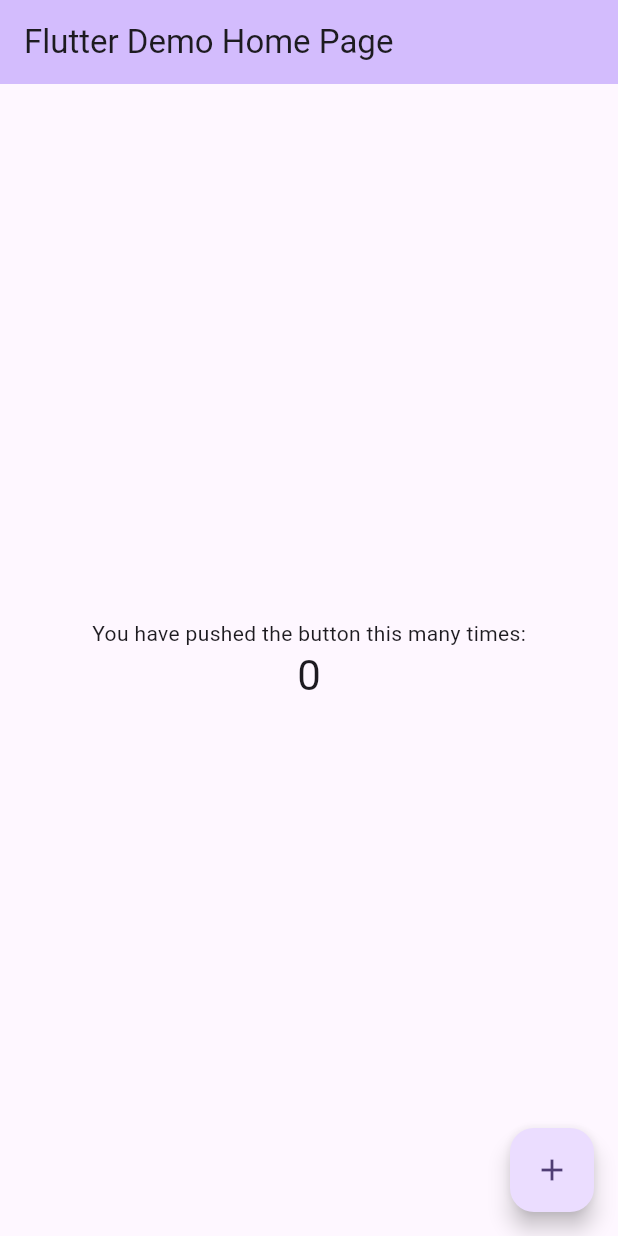
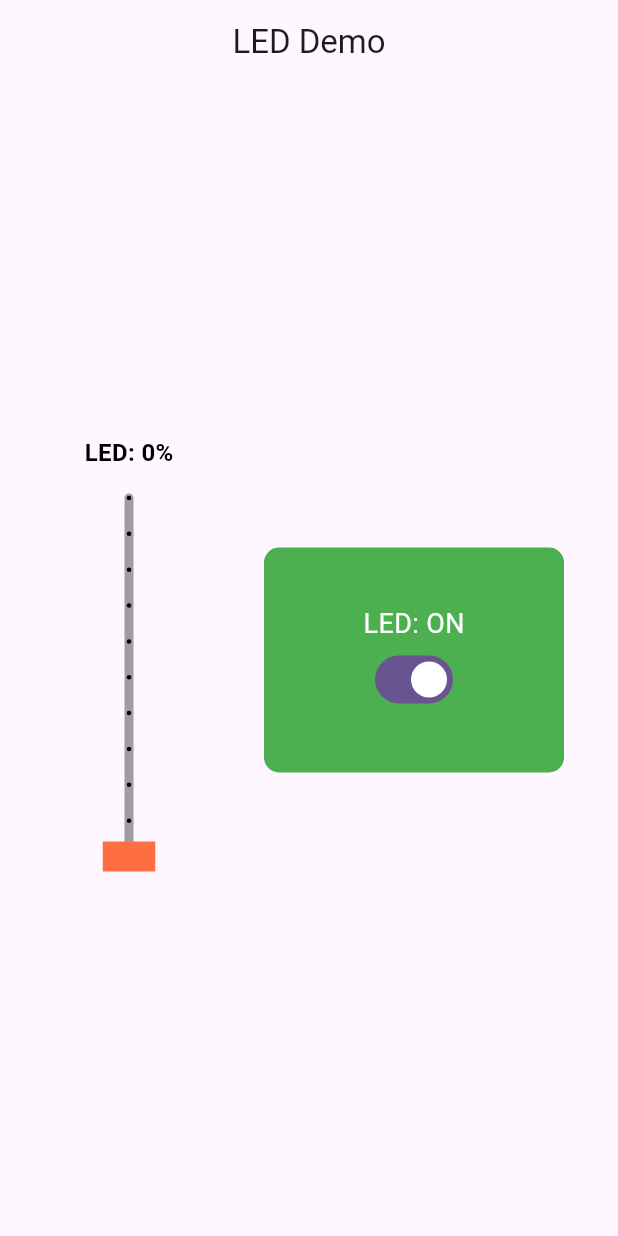
Before and after one commit to AllyTechEngineering/led_on_off_pwm, a Flutter app: the screen it shows after launch, on a phone screen of 412 x 824 dp. Run offline on Flutter 3.47's test engine with Material 3 defaults, Android fonts, the phone set to English and light mode, and no system bars; our stand-ins replace bloc, equatable, flutter_bloc; missing offline and left inert: dart_periphery.

Commit message:
refactored main and changed the name of the on and off cubit

```diff
--- a/lib/bloc/on_off_cubit/on_off_cubit.dart
+++ b/lib/bloc/on_off_cubit/on_off_cubit.dart
@@ -3,10 +3,10 @@ import 'package:equatable/equatable.dart';
 import 'package:led_on_off_pwm/services/pwm_service.dart';
 part 'on_off_state.dart';
 
-class PwmOnOffCubit extends Cubit<OnOffState> {
+class OnOffCubit extends Cubit<OnOffState> {
   final PwmService pwmService;
 
-  PwmOnOffCubit(this.pwmService) : super(const OnOffState());
+  OnOffCubit(this.pwmService) : super(const OnOffState());
 
   void toggleSwitch() {
     pwmService.pwmSystemOnOff();
--- a/lib/main.dart
+++ b/lib/main.dart
@@ -1,13 +1,27 @@
 import 'package:flutter/material.dart';
+import 'package:flutter_bloc/flutter_bloc.dart';
+import 'package:led_on_off_pwm/bloc/on_off_cubit/on_off_cubit.dart';
+import 'package:led_on_off_pwm/bloc/slider_cubit/slider_cubit.dart';
+import 'package:led_on_off_pwm/screens/home_screen.dart';
+import 'package:led_on_off_pwm/services/pwm_service.dart';
 
 void main() {
-  runApp(const MyApp());
+  final PwmService pwmService = PwmService();
+
+  runApp(
+    MultiBlocProvider(
+      providers: [
+        BlocProvider(create: (context) => SliderCubit(pwmService)),
+        BlocProvider(create: (context) => OnOffCubit(pwmService)),
+      ],
+      child: const MyApp(),
+    ),
+  );
 }
 
 class MyApp extends StatelessWidget {
   const MyApp({super.key});
 
-  // This widget is the root of your application.
   @override
   Widget build(BuildContext context) {
     return MaterialApp(
@@ -15,93 +29,7 @@ class MyApp extends StatelessWidget {
       theme: ThemeData(
         colorScheme: ColorScheme.fromSeed(seedColor: Colors.deepPurple),
       ),
-      home: const MyHomePage(title: 'Flutter Demo Home Page'),
+      home: const HomeScreen(),
     );
   }
 }
-
-class MyHomePage extends StatefulWidget {
-  const MyHomePage({super.key, required this.title});
-
-  // This widget is the home page of your application. It is stateful, meaning
-  // that it has a State object (defined below) that contains fields that affect
-  // how it looks.
-
-  // This class is the configuration for the state. It holds the values (in this
-  // case the title) provided by the parent (in this case the App widget) and
-  // used by the build method of the State. Fields in a Widget subclass are
-  // always marked "final".
-
-  final String title;
-
-  @override
-  State<MyHomePage> createState() => _MyHomePageState();
-}
-
-class _MyHomePageState extends State<MyHomePage> {
-  int _counter = 0;
-
-  void _incrementCounter() {
-    setState(() {
-      // This call to setState tells the Flutter framework that something has
-      // changed in this State, which causes it to rerun the build method below
-      // so that the display can reflect the updated values. If we changed
-      // _counter without calling setState(), then the build method would not be
-      // called again, and so nothing would appear to happen.
-      _counter++;
-    });
-  }
-
-  @override
-  Widget build(BuildContext context) {
-    // This method is rerun every time setState is called, for instance as done
-    // by the _incrementCounter method above.
-    //
-    // The Flutter framework has been optimized to make rerunning build methods
-    // fast, so that you can just rebuild anything that needs updating rather
-    // than having to individually change instances of widgets.
-    return Scaffold(
-      appBar: AppBar(
-        // TRY THIS: Try changing the color here to a specific color (to
-        // Colors.amber, perhaps?) and trigger a hot reload to see the AppBar
-        // change color while the other colors stay the same.
-        backgroundColor: Theme.of(context).colorScheme.inversePrimary,
-        // Here we take the value from the MyHomePage object that was created by
-        // the App.build method, and use it to set our appbar title.
-        title: Text(widget.title),
-      ),
-      body: Center(
-        // Center is a layout widget. It takes a single child and positions it
-        // in the middle of the parent.
-        child: Column(
-          // Column is also a layout widget. It takes a list of children and
-          // arranges them vertically. By default, it sizes itself to fit its
-          // children horizontally, and tries to be as tall as its parent.
-          //
-          // Column has various properties to control how it sizes itself and
-          // how it positions its children. Here we use mainAxisAlignment to
-          // center the children vertically; the main axis here is the vertical
-          // axis because Columns are vertical (the cross axis would be
-          // horizontal).
-          //
-          // TRY THIS: Invoke "debug painting" (choose the "Toggle Debug Paint"
-          // action in the IDE, or press "p" in the console), to see the
-          // wireframe for each widget.
-          mainAxisAlignment: MainAxisAlignment.center,
-          children: <Widget>[
-            const Text('You have pushed the button this many times:'),
-            Text(
-              '$_counter',
-              style: Theme.of(context).textTheme.headlineMedium,
-            ),
-          ],
-        ),
-      ),
-      floatingActionButton: FloatingActionButton(
-        onPressed: _incrementCounter,
-        tooltip: 'Increment',
-        child: const Icon(Icons.add),
-      ), // This trailing comma makes auto-formatting nicer for build methods.
-    );
-  }
-}
--- a/lib/screens/home_screen.dart
+++ b/lib/screens/home_screen.dart
@@ -0,0 +1,54 @@
+import 'package:flutter/material.dart';
+import 'package:flutter_bloc/flutter_bloc.dart';
+import 'package:led_on_off_pwm/bloc/slider_cubit/slider_cubit.dart';
+import 'package:led_on_off_pwm/services/pwm_service.dart';
+import 'package:led_on_off_pwm/widgets/slide_switch.dart';
+import 'package:led_on_off_pwm/widgets/toggle_switch.dart';
+
+class HomeScreen extends StatelessWidget {
+  const HomeScreen({super.key});
+
+  @override
+  Widget build(BuildContext context) {
+    return BlocProvider(
+      create: (context) => SliderCubit(PwmService()),
+      child: Scaffold(
+        appBar: AppBar(
+          title: const Text('LED Demo'),
+          centerTitle: true,
+        ),
+        body: Center(
+          child: SizedBox(
+            width: 600, // Keep UI centered and constrained
+            child: Row(
+              mainAxisAlignment: MainAxisAlignment.center,
+              crossAxisAlignment: CrossAxisAlignment.center,
+              children: [
+                // Vertical PWM Speed Slider (Left Side) with increased height
+                SizedBox(
+                  width: 100.0, // Keep slider narrow
+                  height: 300.0, // Match the combined switch height
+                  child: const SlideSwitch(vertical: true),
+                ),
+
+                // Space between slider and switches
+                const SizedBox(width: 40),
+
+                // Column for Direction and Power Switches (Right Side)
+                Column(
+                  mainAxisSize: MainAxisSize.min,
+                  mainAxisAlignment: MainAxisAlignment.center,
+                  children: const [
+                    // PwmMotorDirectionSwitch(),
+                    // SizedBox(height: 20),
+                    ToggleSwitch(),
+                  ],
+                ),
+              ],
+            ),
+          ),
+        ),
+      ),
+    );
+  }
+}
--- a/lib/widgets/toggle_switch.dart
+++ b/lib/widgets/toggle_switch.dart
@@ -7,7 +7,7 @@ class ToggleSwitch extends StatelessWidget {
 
   @override
   Widget build(BuildContext context) {
-    return BlocBuilder<PwmOnOffCubit, OnOffState>(
+    return BlocBuilder<OnOffCubit, OnOffState>(
       builder: (context, state) {
         return Container(
           width: 200.0,
@@ -27,7 +27,7 @@ class ToggleSwitch extends StatelessWidget {
               Switch(
                 value: state.isOn,
                 onChanged: (value) {
-                  context.read<PwmOnOffCubit>().toggleSwitch();
+                  context.read<OnOffCubit>().toggleSwitch();
                 },
               ),
             ],
```
